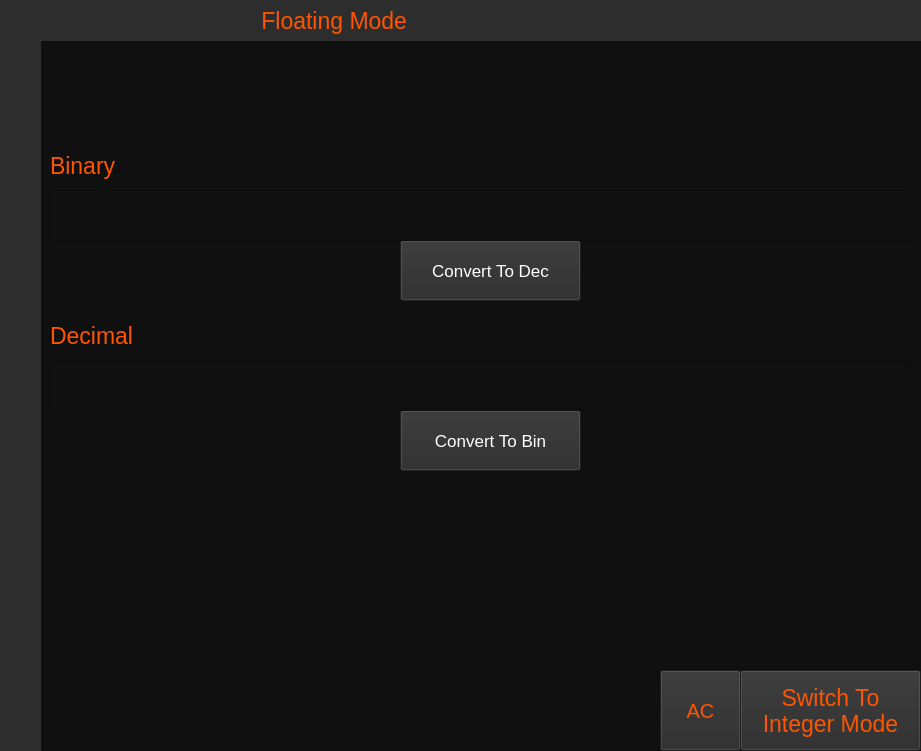
This is giaodien_qt/untitled/mainwindow.ui in Kerevin/128-Bits-Data-Type as Qt 5 draws it before an edit. The edited form follows.
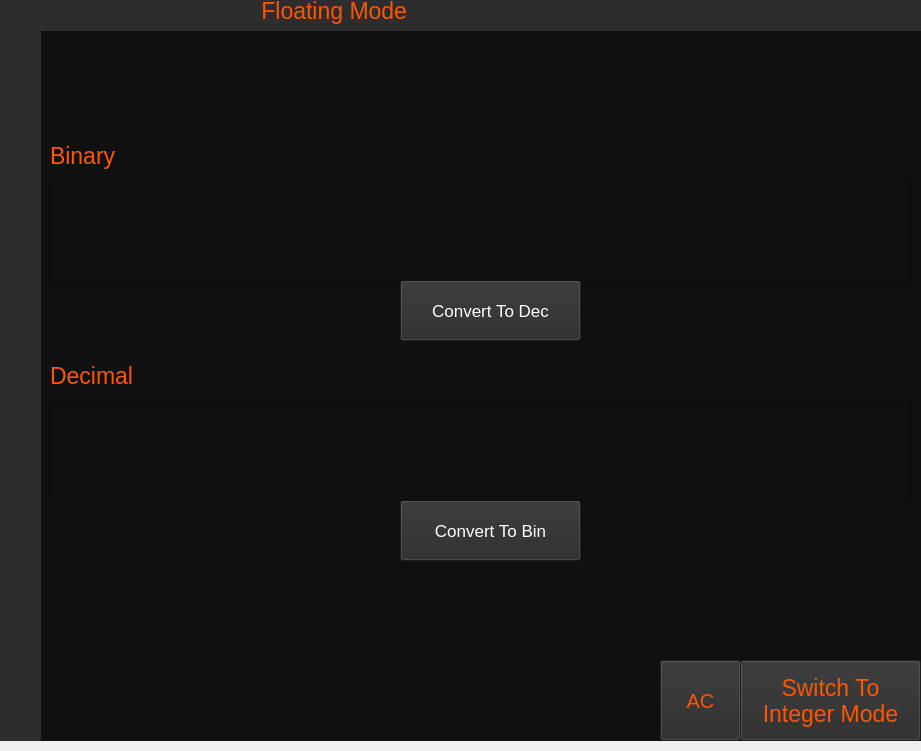
This is the edited form.

```diff
--- a/giaodien_qt/untitled/mainwindow.ui
+++ b/giaodien_qt/untitled/mainwindow.ui
@@ -21,7 +21,7 @@
     <property name="geometry">
      <rect>
       <x>0</x>
-      <y>0</y>
+      <y>-10</y>
       <width>921</width>
       <height>751</height>
      </rect>
@@ -100,7 +100,7 @@
         <x>50</x>
         <y>190</y>
         <width>861</width>
-        <height>51</height>
+        <height>101</height>
        </rect>
       </property>
       <property name="font">
@@ -116,9 +116,9 @@
       <property name="geometry">
        <rect>
         <x>50</x>
-        <y>360</y>
+        <y>410</y>
         <width>861</width>
-        <height>51</height>
+        <height>101</height>
        </rect>
       </property>
       <property name="font">
@@ -155,7 +155,7 @@
       <property name="geometry">
        <rect>
         <x>50</x>
-        <y>320</y>
+        <y>370</y>
         <width>101</width>
         <height>31</height>
        </rect>
@@ -176,7 +176,7 @@
       <property name="geometry">
        <rect>
         <x>400</x>
-        <y>240</y>
+        <y>290</y>
         <width>181</width>
         <height>61</height>
        </rect>
@@ -198,7 +198,7 @@
       <property name="geometry">
        <rect>
         <x>400</x>
-        <y>410</y>
+        <y>510</y>
         <width>181</width>
         <height>61</height>
        </rect>
```
